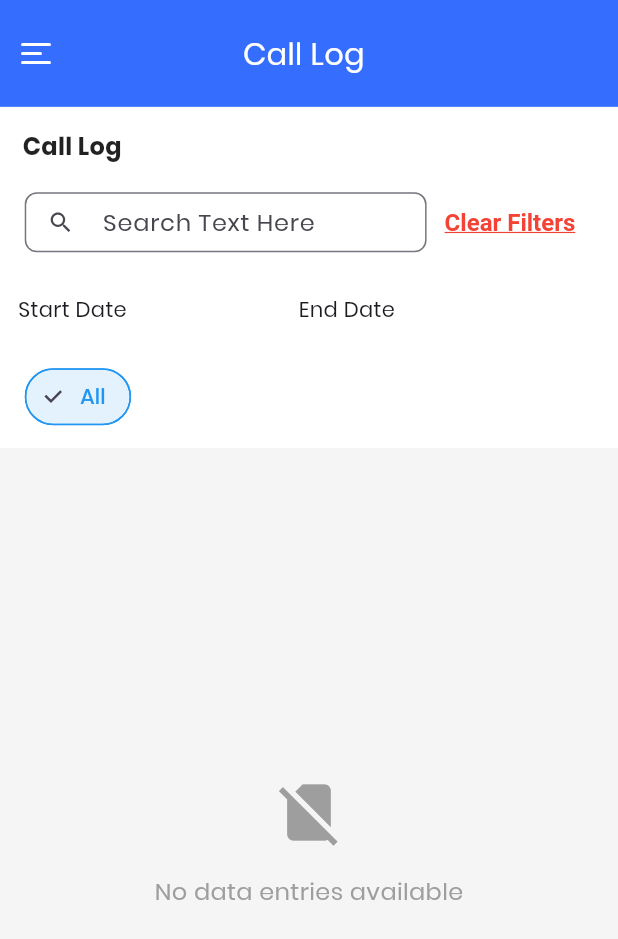
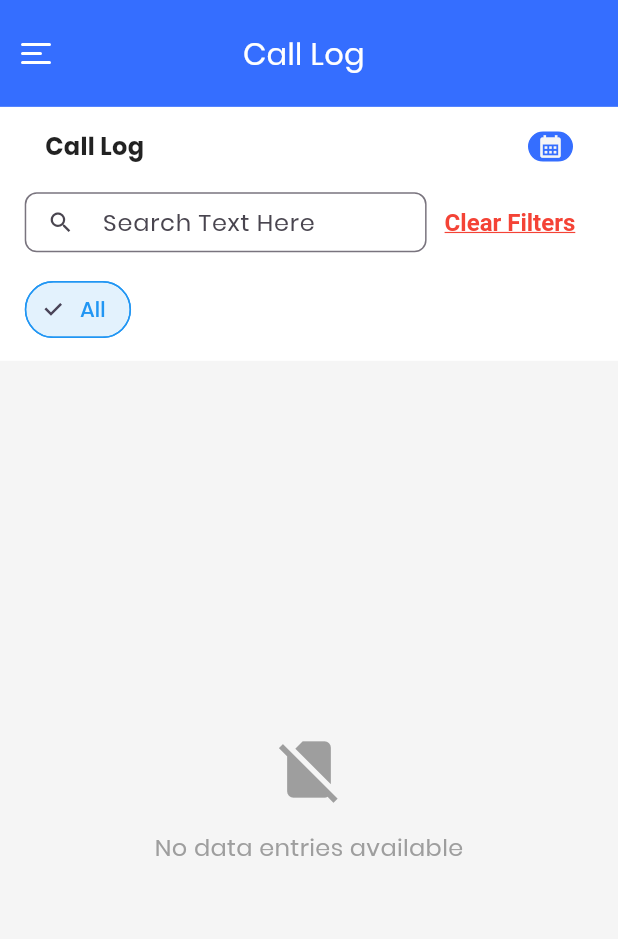
Before and after one commit to LiveTracko/Smart_Solution, a Flutter app: the CallLogPage screen opened directly, on a phone screen of 412 x 824 dp. Shown: the top 939 px of the screen. Run offline on Flutter 3.47's test engine with Material 3 defaults, Android fonts, the phone set to English and light mode, and no system bars; our stand-ins replace calendar_date_picker2, connectivity_plus, firebase_core, firebase_messaging, flutter_local_notifications, flutter_screenutil and 12 more; missing offline and left inert: in_app_update, phone_state, syncfusion_flutter_pdfviewer; accounts and stored records are empty; network calls fail; project files that could hold a hidden picture were left out.

```diff
--- a/lib/views/call_log.dart
+++ b/lib/views/call_log.dart
@@ -30,7 +30,7 @@ class _CallLogPageState extends State<CallLogPage> {
 
     try {
       final date = DateTime.parse(dateString);
-      return DateFormat('dd-MM-yyyy').format(date);
+      return DateFormat('dd-MM-yyyy hh:mm:ss').format(date);
     } catch (e) {
       return dateString; // if parsing fails, show original
     }
@@ -82,8 +82,47 @@ class _CallLogPageState extends State<CallLogPage> {
               child: Column(
                   crossAxisAlignment: CrossAxisAlignment.start,
                   children: [
-                    HeaderTitle(
-                        title: widget.title, style: AppTextStyle.headerTitle),
+                    Padding(
+                      padding: const EdgeInsets.symmetric(horizontal: 15),
+                      child: Row(
+                        mainAxisAlignment: MainAxisAlignment.spaceBetween,
+                        children: [
+                          HeaderTitle(
+                              title: widget.title,
+                              style: AppTextStyle.headerTitle),
+                          Padding(
+                            padding: const EdgeInsets.symmetric(horizontal: 15),
+                            child: Container(
+                              padding:
+                                  const EdgeInsets.symmetric(horizontal: 5),
+                              decoration: BoxDecoration(
+                                  color: AppColors.primaryColor,
+                                  borderRadius: BorderRadius.circular(10),
+                                  border: Border.all(
+                                      color: AppColors.primaryColor)),
+                              child: const Icon(
+                                Icons.calendar_month,
+                                size: 18,
+                                color: AppColors.whiteColor,
+                              ),
+
+                              // Text(
+                              //   textAlign:
+                              //       TextAlign.center,
+                              //   labels[index],
+                              //   style: TextStyle(
+                              //       fontSize: 15,
+                              //       color: isSelected
+                              //           ? AppColors
+                              //               .backgroundColor
+                              //           : AppColors
+                              //               .primaryColor),
+                              // ),
+                            ),
+                          ),
+                        ],
+                      ),
+                    ),
                     SearchBarWithClear(
                         controller: _followBackController.searchController,
                         onClear: () {
@@ -91,89 +130,9 @@ class _CallLogPageState extends State<CallLogPage> {
                           _followBackController.updateFilteredList();
                         },
                         onChanged: (value) {
-                          _followBackController.updateFilteredList();
+                          _followBackController.updateFilteredList(
+                              query: value);
                         }),
-                    kVerticalSpace(10),
-                    Row(
-                      children: [
-                        Expanded(
-                          child: GestureDetector(
-                            onTap: () async {
-                              DateTime? picked = await showDatePicker(
-                                context: context,
-                                initialDate: DateTime.now(),
-                                firstDate: DateTime(2000),
-                                lastDate: DateTime.now(),
-                              );
-
-                              if (picked != null) {
-                                _followBackController.startDate.value = picked;
-                                _followBackController.updateFilteredList();
-                              }
-                            },
-                            child: Container(
-                              padding: const EdgeInsets.symmetric(
-                                  vertical: 10, horizontal: 12),
-                              decoration: BoxDecoration(
-                                borderRadius: BorderRadius.circular(8),
-                                color: Colors.white,
-                              ),
-                              child: Obx(() => Text(
-                                    _followBackController.startDate.value ==
-                                            null
-                                        ? "Start Date"
-                                        : DateFormat("dd-MM-yyyy").format(
-                                            _followBackController
-                                                .startDate.value!),
-                                    style: const TextStyle(fontSize: 14),
-                                  )),
-                            ),
-                          ),
-                        ),
-                        const SizedBox(width: 10),
-                        Expanded(
-                          child: GestureDetector(
-                            onTap: () async {
-                              DateTime? picked = await showDatePicker(
-                                context: context,
-                                initialDate: DateTime.now(),
-                                firstDate: DateTime(2000),
-                                lastDate: DateTime.now(),
-                              );
-
-                              if (picked != null) {
-                                _followBackController.endDate.value = picked;
-                                _followBackController.updateFilteredList();
-                              }
-                            },
-                            child: Container(
-                              padding: const EdgeInsets.symmetric(
-                                  vertical: 10, horizontal: 12),
-                              decoration: BoxDecoration(
-                                borderRadius: BorderRadius.circular(8),
-                                color: Colors.white,
-                              ),
-                              child: Obx(() => Text(
-                                    _followBackController.endDate.value == null
-                                        ? "End Date"
-                                        : DateFormat("dd-MM-yyyy").format(
-                                            _followBackController
-                                                .endDate.value!),
-                                    style: const TextStyle(fontSize: 14),
-                                  )),
-                            ),
-                          ),
-                        ),
-                        IconButton(
-                          onPressed: () {
-                            _followBackController.startDate.value = null;
-                            _followBackController.endDate.value = null;
-                            _followBackController.updateFilteredList();
-                          },
-                          icon: const Icon(Icons.clear, color: Colors.white),
-                        )
-                      ],
-                    ),
                     kVerticalSpace(10),
                     Obx(() {
                       final filterList = _followBackController.filters;
```
Also changed, not shown: lib/controllers/follow_form.dart (+14 -31 lines), lib/views/dashboard_screen.dart (+50 -50 lines), lib/views/data_entry_screen.dart (+4 -4 lines), lib/views/login_request_screen.dart (+8 -8 lines), lib/widget/common_title_card.dart (+64 -39 lines).
